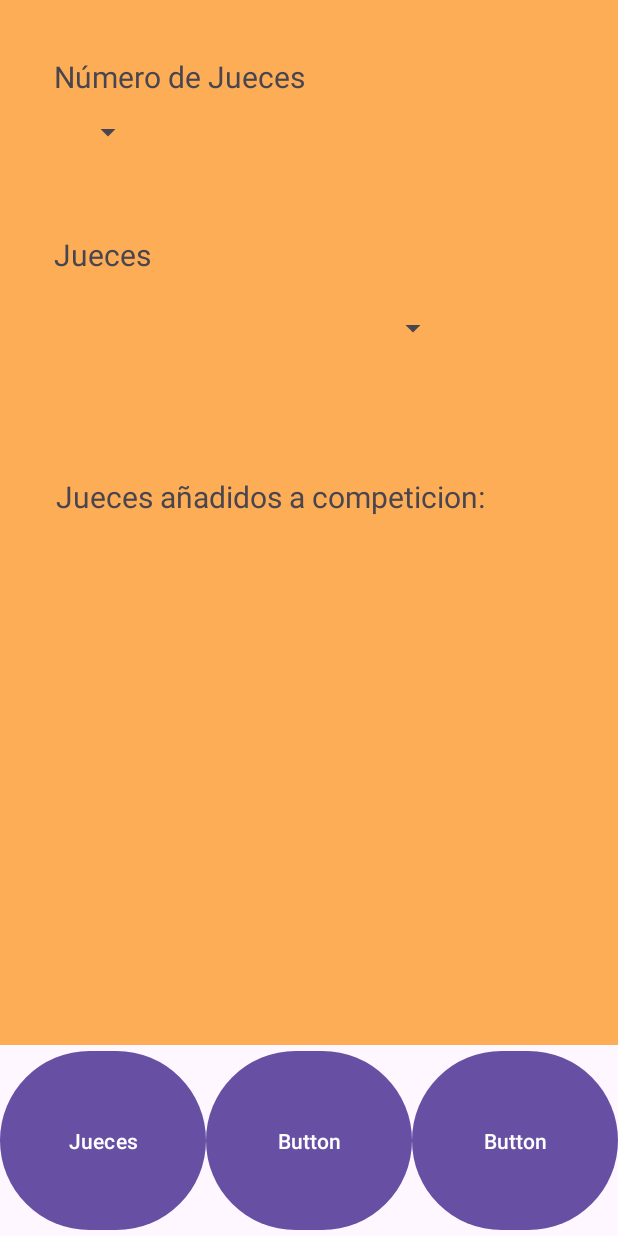
After one commit to iagoLGitHub/olimpic, an Android app: the CompetitionCreate screen opened directly, with no data from a screen before it, on a phone screen of 412 x 824 dp. The commit adds this screen. Run offline under Robolectric (Android 15) with nearby library versions, the phone set to English and light mode, and no system bars.

Commit message:
modify:Creación de fragment judges

```diff
--- a/app/src/main/AndroidManifest.xml
+++ b/app/src/main/AndroidManifest.xml
@@ -13,6 +13,12 @@
         android:theme="@style/Theme.Olimpic"
         tools:targetApi="31">
         <activity
+            android:name=".controller.CompetitionCreate"
+            android:exported="false" />
+        <activity
+            android:name=".controller.CompetitionList"
+            android:exported="false" />
+        <activity
             android:name=".controller.Competitor_add"
             android:exported="false" />
         <activity
--- /dev/null
+++ b/app/src/main/java/com/example/olimpic/controller/CompetitionCreate.java
@@ -0,0 +1,58 @@
+package com.example.olimpic.controller;
+
+import androidx.appcompat.app.AppCompatActivity;
+import androidx.fragment.app.FragmentManager;
+import androidx.fragment.app.FragmentTransaction;
+
+import android.os.Bundle;
+import android.view.View;
+
+import com.example.olimpic.R;
+import com.example.olimpic.databinding.ActivityCompetitionCreateBinding;
+import com.example.olimpic.fragment.JudgesFragment;
+import com.example.olimpic.fragment.PlaceFragment;
+
+public class CompetitionCreate extends AppCompatActivity implements View.OnClickListener{
+
+    ActivityCompetitionCreateBinding binding;
+    FragmentManager fragmentManager = getSupportFragmentManager();
+    FragmentTransaction fragmentTransaction;
+    JudgesFragment judgesFragment;
+    PlaceFragment placeFragment;
+
+
+    @Override
+    protected void onCreate(Bundle savedInstanceState) {
+        super.onCreate(savedInstanceState);
+        binding=ActivityCompetitionCreateBinding.inflate(getLayoutInflater());
+        View view=binding.getRoot();
+        setContentView(view);
+        binding.judgesBtn.setOnClickListener(this);
+        binding.placeBtn.setOnClickListener(this);
+        judgesFragment=new JudgesFragment();
+        placeFragment=new PlaceFragment();
+
+
+        fragmentTransaction = fragmentManager.beginTransaction();
+        fragmentTransaction.add(R.id.fragment_container, judgesFragment);
+        fragmentTransaction.commit();
+
+    }
+
+    @Override
+    public void onClick(View view) {
+
+        if(view.getId()==binding.judgesBtn.getId()){
+            fragmentTransaction = fragmentManager.beginTransaction();
+            fragmentTransaction.replace(R.id.fragment_container,judgesFragment);
+            fragmentTransaction.setTransition(FragmentTransaction.TRANSIT_FRAGMENT_FADE);
+            fragmentTransaction.commit();
+
+        }else if(view.getId()==binding.placeBtn.getId()){
+            fragmentTransaction = fragmentManager.beginTransaction();
+            fragmentTransaction.replace(R.id.fragment_container,placeFragment);
+            fragmentTransaction.setTransition(FragmentTransaction.TRANSIT_FRAGMENT_FADE);
+            fragmentTransaction.commit();
+        }
+    }
+}
--- /dev/null
+++ b/app/src/main/java/com/example/olimpic/fragment/JudgesFragment.java
@@ -0,0 +1,40 @@
+package com.example.olimpic.fragment;
+
+import android.os.Bundle;
+
+import androidx.fragment.app.Fragment;
+
+import android.view.LayoutInflater;
+import android.view.View;
+import android.view.ViewGroup;
+
+import com.example.olimpic.R;
+
+/**
+ * A simple {@link Fragment} subclass.
+ * Use the {@link JudgesFragment#newInstance} factory method to
+ * create an instance of this fragment.
+ */
+public class JudgesFragment extends Fragment {
+
+    public JudgesFragment() {
+
+    }
+
+    public static JudgesFragment newInstance(String param1, String param2) {
+        JudgesFragment fragment = new JudgesFragment();
+         return fragment;
+    }
+
+    @Override
+    public void onCreate(Bundle savedInstanceState) {
+        super.onCreate(savedInstanceState);
+
+    }
+
+    @Override
+    public View onCreateView(LayoutInflater inflater, ViewGroup container,
+                             Bundle savedInstanceState) {
+       return inflater.inflate(R.layout.fragment_judges, container, false);
+    }
+}
--- /dev/null
+++ b/app/src/main/res/layout/activity_competition_create.xml
@@ -0,0 +1,45 @@
+<?xml version="1.0" encoding="utf-8"?>
+<LinearLayout xmlns:android="http://schemas.android.com/apk/res/android"
+    xmlns:app="http://schemas.android.com/apk/res-auto"
+    xmlns:tools="http://schemas.android.com/tools"
+    android:layout_width="match_parent"
+    android:layout_height="match_parent"
+    android:orientation="vertical"
+    tools:context=".controller.CompetitionCreate">
+
+    <FrameLayout
+        android:id="@+id/fragment_container"
+        android:layout_width="match_parent"
+        android:layout_height="0dp"
+        android:layout_weight="11"/>
+
+    <LinearLayout
+        android:id="@+id/linearLayout"
+        android:layout_width="match_parent"
+        android:layout_height="0dp"
+        android:layout_weight="2"
+        android:orientation="horizontal">
+
+        <Button
+            android:id="@+id/judgesBtn"
+            android:layout_width="0dp"
+            android:layout_height="match_parent"
+            android:layout_weight="1"
+            android:text="Jueces" />
+
+        <Button
+            android:id="@+id/placeBtn"
+            android:layout_width="0dp"
+            android:layout_height="match_parent"
+            android:layout_weight="1"
+            android:text="Button" />
+
+        <Button
+            android:id="@+id/button2"
+            android:layout_width="0dp"
+            android:layout_height="match_parent"
+            android:layout_weight="1"
+            android:text="Button" />
+    </LinearLayout>
+
+</LinearLayout>
--- /dev/null
+++ b/app/src/main/res/layout/fragment_judges.xml
@@ -0,0 +1,84 @@
+<?xml version="1.0" encoding="utf-8"?>
+<androidx.constraintlayout.widget.ConstraintLayout xmlns:android="http://schemas.android.com/apk/res/android"
+    xmlns:app="http://schemas.android.com/apk/res-auto"
+    xmlns:tools="http://schemas.android.com/tools"
+    android:layout_width="match_parent"
+    android:layout_height="match_parent"
+    android:background="@color/orange"
+    tools:context=".fragment.JudgesFragment">
+
+
+    <TextView
+        android:id="@+id/judgesTxt"
+        android:layout_width="wrap_content"
+        android:layout_height="wrap_content"
+        android:text="Jueces"
+        android:textSize="20dp"
+        app:layout_constraintBottom_toBottomOf="parent"
+        app:layout_constraintEnd_toEndOf="parent"
+        app:layout_constraintHorizontal_bias="0.103"
+        app:layout_constraintStart_toStartOf="parent"
+        app:layout_constraintTop_toBottomOf="@+id/spinner2"
+        app:layout_constraintVertical_bias="0.079" />
+
+    <Spinner
+        android:id="@+id/judgesSpinner"
+        android:layout_width="263dp"
+        android:layout_height="71dp"
+        app:layout_constraintBottom_toBottomOf="parent"
+        app:layout_constraintEnd_toEndOf="parent"
+        app:layout_constraintHorizontal_bias="0.243"
+        app:layout_constraintStart_toStartOf="parent"
+        app:layout_constraintTop_toBottomOf="@+id/judgesTxt"
+        app:layout_constraintVertical_bias="0.0" />
+
+    <TextView
+        android:id="@+id/judgesTxt2"
+        android:layout_width="wrap_content"
+        android:layout_height="wrap_content"
+        android:layout_marginBottom="352dp"
+        android:text="Jueces añadidos a competicion:"
+        android:textSize="20dp"
+        app:layout_constraintBottom_toBottomOf="parent"
+        app:layout_constraintEnd_toEndOf="parent"
+        app:layout_constraintHorizontal_bias="0.295"
+        app:layout_constraintStart_toStartOf="parent"
+        app:layout_constraintTop_toBottomOf="@+id/judgesSpinner"
+        app:layout_constraintVertical_bias="1.0" />
+
+    <ListView
+        android:id="@+id/judgesList"
+        android:layout_width="339dp"
+        android:layout_height="300dp"
+        app:layout_constraintBottom_toBottomOf="parent"
+        app:layout_constraintEnd_toEndOf="parent"
+        app:layout_constraintStart_toStartOf="parent"
+        app:layout_constraintTop_toBottomOf="@+id/judgesTxt2"
+        app:layout_constraintVertical_bias="0.0" />
+
+    <TextView
+        android:id="@+id/judgesNumberTxt"
+        android:layout_width="wrap_content"
+        android:layout_height="wrap_content"
+        android:text="Número de Jueces"
+        android:textSize="20dp"
+        app:layout_constraintBottom_toBottomOf="parent"
+        app:layout_constraintEnd_toEndOf="parent"
+        app:layout_constraintHorizontal_bias="0.148"
+        app:layout_constraintStart_toStartOf="parent"
+        app:layout_constraintTop_toTopOf="parent"
+        app:layout_constraintVertical_bias="0.056" />
+
+    <Spinner
+        android:id="@+id/spinner2"
+        android:layout_width="60dp"
+        android:layout_height="47dp"
+        app:layout_constraintBottom_toBottomOf="parent"
+        app:layout_constraintEnd_toEndOf="parent"
+        app:layout_constraintHorizontal_bias="0.102"
+        app:layout_constraintStart_toStartOf="parent"
+        app:layout_constraintTop_toBottomOf="@+id/judgesNumberTxt"
+        app:layout_constraintVertical_bias="0.0" />
+
+
+</androidx.constraintlayout.widget.ConstraintLayout>
--- a/app/src/main/res/values/colors.xml
+++ b/app/src/main/res/values/colors.xml
@@ -2,4 +2,7 @@
 <resources>
     <color name="black">#FF000000</color>
     <color name="white">#FFFFFFFF</color>
+    <color name="orange">#fcad56</color>
+    <color name="red">#ef2b2d</color>
+    <color name="fucsia">#cc00a0</color>
 </resources>
--- a/app/src/main/res/values/strings.xml
+++ b/app/src/main/res/values/strings.xml
@@ -1,3 +1,5 @@
 <resources>
     <string name="app_name">olimpic</string>
+    <!-- TODO: Remove or change this placeholder text -->
+    <string name="hello_blank_fragment">Hello blank fragment</string>
 </resources>
```
Also changed, not shown: app/src/main/java/com/example/olimpic/MainActivity.java (+10 -0 lines), app/src/main/java/com/example/olimpic/adapter/AdapterCompetitor.java (added, +69 -0 lines), app/src/main/java/com/example/olimpic/adapter/CompetitorViewHolder.java (added, +18 -0 lines), app/src/main/java/com/example/olimpic/controller/CompetitionList.java (added, +66 -0 lines), app/src/main/java/com/example/olimpic/fragment/PlaceFragment.java (added, +41 -0 lines), app/src/main/java/com/example/olimpic/model/Competitor.java (+32 -0 lines), app/src/main/res/layout/activity_competition_list.xml (added, +73 -0 lines), app/src/main/res/layout/activity_competitor_add.xml (+31 -4 lines), app/src/main/res/layout/activity_main.xml (+35 -3 lines), app/src/main/res/layout/competitor_item.xml (added, +7 -0 lines), app/src/main/res/layout/fragment_place.xml (added, +17 -0 lines).
